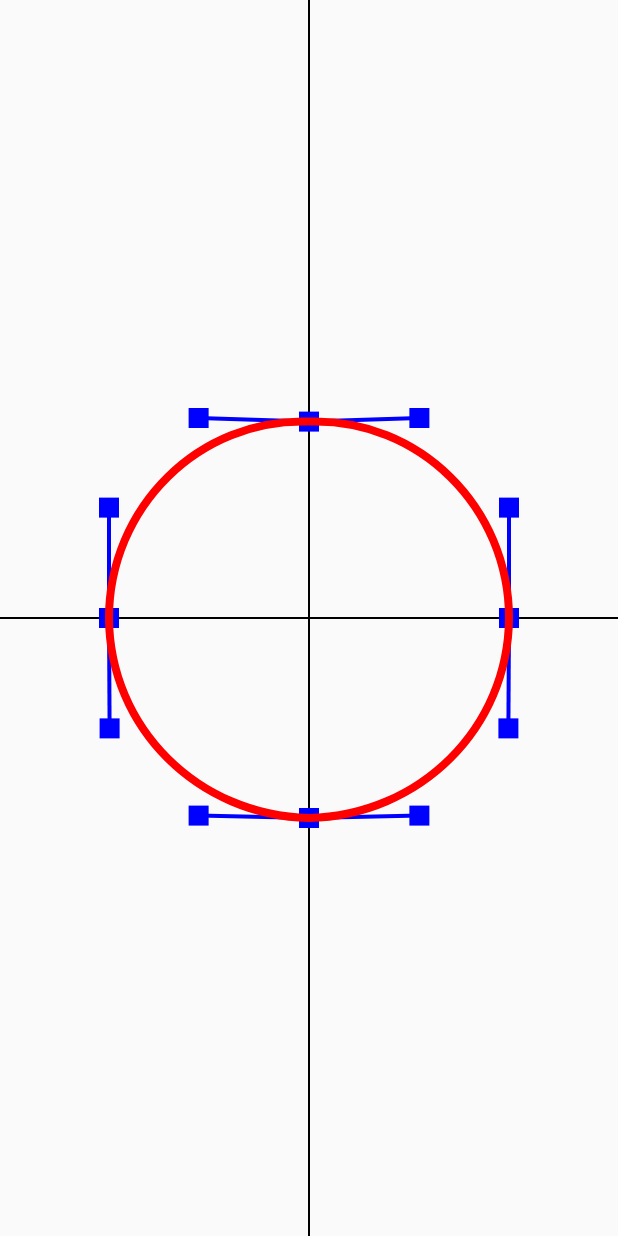
After one commit to TDCQZD/CustomViewTest, an Android app: the layout activity_beziercircle.xml on its own in the app's theme, with its tools: preview values and no code run, on a phone screen of 412 x 824 dp. The commit adds this screen. Run offline under Robolectric (Android 15) with nearby library versions, the phone set to English and light mode, and no system bars.

Commit message:
贝塞尔曲线的使用

```diff
--- a/app/src/main/java/com/example/administrator/customviewtest/Activity/PathActivity.java
+++ b/app/src/main/java/com/example/administrator/customviewtest/Activity/PathActivity.java
@@ -21,6 +21,6 @@ public class PathActivity extends AppCompatActivity {
 
         PathView mPathView = new PathView(this);
         RadarView mRadarView=new RadarView(this);
-        setContentView(mRadarView);
+        setContentView(mPathView);
     }
 }
--- a/app/src/main/java/com/example/administrator/customviewtest/MainActivity.java
+++ b/app/src/main/java/com/example/administrator/customviewtest/MainActivity.java
@@ -7,6 +7,7 @@ import android.view.View;
 import android.view.Window;
 import android.widget.TextView;
 
+import com.example.administrator.customviewtest.Activity.BezierCurveActivity;
 import com.example.administrator.customviewtest.Activity.CanvasActivity;
 import com.example.administrator.customviewtest.Activity.CanvasPictureActivity;
 import com.example.administrator.customviewtest.Activity.ContactIndexActivity;
@@ -87,6 +88,9 @@ public class MainActivity extends AppCompatActivity {
     public void Path(View view) {
         startActivity(new Intent(MainActivity.this, PathActivity.class));
     }
+    public void bezier(View view) {
+        startActivity(new Intent(MainActivity.this, BezierCurveActivity.class));
+    }
 
 
 }
--- /dev/null
+++ b/app/src/main/java/com/example/administrator/customviewtest/view/BezierCircleheartView.java
@@ -0,0 +1,173 @@
+package com.example.administrator.customviewtest.view;
+
+import android.content.Context;
+import android.graphics.Canvas;
+import android.graphics.Color;
+import android.graphics.Paint;
+import android.graphics.Path;
+import android.graphics.PointF;
+import android.support.annotation.Nullable;
+import android.util.AttributeSet;
+import android.view.View;
+
+/**
+ * @Description:三阶贝塞尔曲线实现圆形变为心型
+ * @author: Administrator
+ * @Date: 2017/9/8 15:54
+ */
+
+public class BezierCircleheartView extends View {
+    private Paint mPaint;
+    private static final float C = 0.551915024494f;     // 一个常量，用来计算绘制圆形贝塞尔曲线控制点的位置
+    private int mCenterX,mCenterY;
+    private PointF mCenter = new PointF(0,0);
+    private float mCircleRadius = 200;                  // 圆的半径
+    private float mDifference = mCircleRadius*C;        // 圆形的控制点与数据点的差值
+
+    private float[] mData = new float[8];               // 顺时针记录绘制圆形的四个数据点
+    private float[] mCtrl = new float[16];              // 顺时针记录绘制圆形的八个控制点
+
+    private float mDuration = 1000;                     // 变化总时长
+    private float mCurrent = 0;                         // 当前已进行时长
+    private float mCount = 100;                         // 将时长总共划分多少份
+    private float mPiece = mDuration/mCount;            // 每一份的时长
+    public BezierCircleheartView(Context context) {
+        super(context);
+    }
+
+    public BezierCircleheartView(Context context, @Nullable AttributeSet attrs) {
+        super(context, attrs);
+        initPaint();
+    }
+
+    private void initPaint() {
+        mPaint = new Paint();
+        mPaint.setColor(Color.BLACK);
+        mPaint.setStrokeWidth(8);
+        mPaint.setStyle(Paint.Style.STROKE);
+        mPaint.setTextSize(60);
+
+
+        // 初始化数据点
+
+        mData[0] = 0;
+        mData[1] = mCircleRadius;
+
+        mData[2] = mCircleRadius;
+        mData[3] = 0;
+
+        mData[4] = 0;
+        mData[5] = -mCircleRadius;
+
+        mData[6] = -mCircleRadius;
+        mData[7] = 0;
+
+        // 初始化控制点
+
+        mCtrl[0]  = mData[0]+mDifference;
+        mCtrl[1]  = mData[1];
+
+        mCtrl[2]  = mData[2];
+        mCtrl[3]  = mData[3]+mDifference;
+
+        mCtrl[4]  = mData[2];
+        mCtrl[5]  = mData[3]-mDifference;
+
+        mCtrl[6]  = mData[4]+mDifference;
+        mCtrl[7]  = mData[5];
+
+        mCtrl[8]  = mData[4]-mDifference;
+        mCtrl[9]  = mData[5];
+
+        mCtrl[10] = mData[6];
+        mCtrl[11] = mData[7]-mDifference;
+
+        mCtrl[12] = mData[6];
+        mCtrl[13] = mData[7]+mDifference;
+
+        mCtrl[14] = mData[0]-mDifference;
+        mCtrl[15] = mData[1];
+    }
+
+    @Override
+    protected void onSizeChanged(int w, int h, int oldw, int oldh) {
+        super.onSizeChanged(w, h, oldw, oldh);
+        mCenterX=w/2;
+        mCenterY=h/2;
+    }
+
+    @Override
+    protected void onDraw(Canvas canvas) {
+        super.onDraw(canvas);
+        canvas.translate(mCenterX, mCenterY); // 将坐标系移动到画布中央
+        canvas.scale(1,-1); // 翻转Y轴
+        drawCoordinateSystem(canvas);       // 绘制坐标系
+        drawAuxiliaryLine(canvas);// 绘制辅助线
+// 绘制贝塞尔曲线
+        mPaint.setColor(Color.RED);
+        mPaint.setStrokeWidth(8);
+
+        Path path = new Path();
+        path.moveTo(mData[0],mData[1]);
+
+        path.cubicTo(mCtrl[0],  mCtrl[1],  mCtrl[2],  mCtrl[3],     mData[2], mData[3]);
+        path.cubicTo(mCtrl[4],  mCtrl[5],  mCtrl[6],  mCtrl[7],     mData[4], mData[5]);
+        path.cubicTo(mCtrl[8],  mCtrl[9],  mCtrl[10], mCtrl[11],    mData[6], mData[7]);
+        path.cubicTo(mCtrl[12], mCtrl[13], mCtrl[14], mCtrl[15],    mData[0], mData[1]);
+
+        canvas.drawPath(path, mPaint);
+
+        mCurrent += mPiece;
+        if (mCurrent < mDuration){
+
+            mData[1] -= 120/mCount;
+            mCtrl[7] += 80/mCount;
+            mCtrl[9] += 80/mCount;
+
+            mCtrl[4] -= 20/mCount;
+            mCtrl[10] += 20/mCount;
+
+            postInvalidateDelayed((long) mPiece);
+        }
+
+
+    }
+
+    private void drawAuxiliaryLine(Canvas canvas) {
+        // 绘制数据点和控制点
+        mPaint.setColor(Color.BLUE);
+        mPaint.setStrokeWidth(20);
+
+        for (int i=0; i<8; i+=2){
+            canvas.drawPoint(mData[i],mData[i+1], mPaint);
+        }
+
+        for (int i=0; i<16; i+=2){
+            canvas.drawPoint(mCtrl[i], mCtrl[i+1], mPaint);
+        }
+
+
+        // 绘制辅助线
+        mPaint.setStrokeWidth(4);
+
+        for (int i=2, j=2; i<8; i+=2, j+=4){
+            canvas.drawLine(mData[i],mData[i+1],mCtrl[j],mCtrl[j+1],mPaint);
+            canvas.drawLine(mData[i],mData[i+1],mCtrl[j+2],mCtrl[j+3],mPaint);
+        }
+        canvas.drawLine(mData[0],mData[1],mCtrl[0],mCtrl[1],mPaint);
+        canvas.drawLine(mData[0],mData[1],mCtrl[14],mCtrl[15],mPaint);
+    }
+
+    private void drawCoordinateSystem(Canvas canvas) {
+        canvas.save();                      // 绘制做坐标系
+        Paint fuzhuPaint = new Paint();
+        fuzhuPaint.setColor(Color.BLACK);
+        fuzhuPaint.setStrokeWidth(2);
+        fuzhuPaint.setStyle(Paint.Style.STROKE);
+
+        canvas.drawLine(0, -2000, 0, 2000, fuzhuPaint);
+        canvas.drawLine(-2000, 0, 2000, 0, fuzhuPaint);
+
+        canvas.restore();
+    }
+}
--- /dev/null
+++ b/app/src/main/res/layout/activity_beziercircle.xml
@@ -0,0 +1,10 @@
+<?xml version="1.0" encoding="utf-8"?>
+<RelativeLayout xmlns:android="http://schemas.android.com/apk/res/android"
+    android:layout_width="match_parent"
+    android:layout_height="match_parent">
+
+    <com.example.administrator.customviewtest.view.BezierCircleheartView
+        android:id="@+id/circleView"
+        android:layout_width="match_parent"
+        android:layout_height="match_parent" />
+</RelativeLayout>
--- a/app/src/main/res/layout/activity_main.xml
+++ b/app/src/main/res/layout/activity_main.xml
@@ -99,6 +99,12 @@
             android:onClick="Path"
             android:text="Path路径"
             android:textAllCaps="false" />
+        <Button
+            android:layout_width="match_parent"
+            android:layout_height="wrap_content"
+            android:onClick="bezier"
+            android:text="贝塞尔曲线"
+            android:textAllCaps="false" />
 
     </LinearLayout>
 
```
Also changed, not shown: app/src/main/AndroidManifest.xml (+10 -4 lines), app/src/main/java/com/example/administrator/customviewtest/Activity/BezierCurveActivity.java (added, +42 -0 lines), app/src/main/java/com/example/administrator/customviewtest/view/BezierCurveThreeView.java (added, +111 -0 lines), app/src/main/java/com/example/administrator/customviewtest/view/BezierCurveTwoView.java (added, +102 -0 lines), app/src/main/java/com/example/administrator/customviewtest/view/PathView.java (+20 -9 lines), app/src/main/res/layout/activity_bezier.xml (added, +30 -0 lines).
